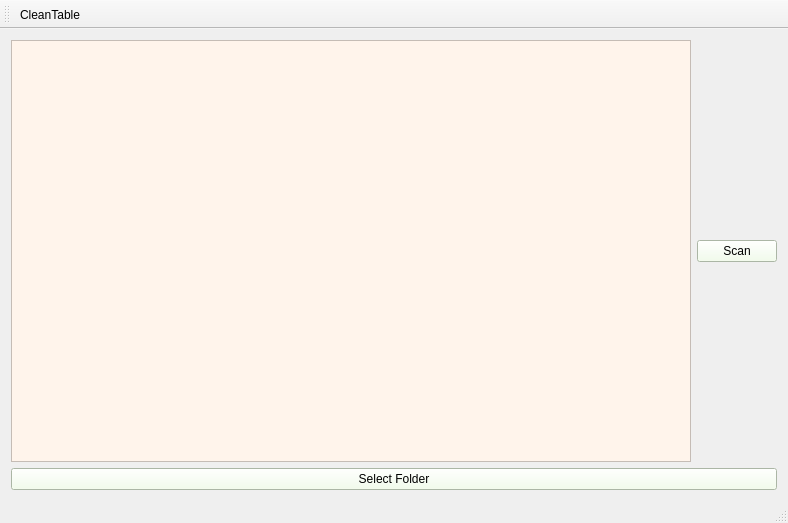
This is FileSizeScanner/FileSizeScanner.ui in Rituraj073/FileSizeScanner as Qt 5 draws it before an edit. The edited form follows.
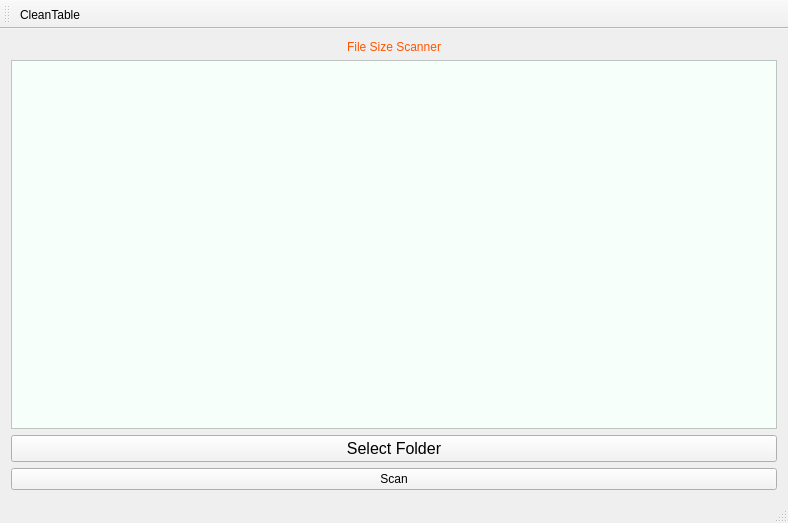
This is the edited form. Icons and pictures are not drawn.

Commit message: Some color chage in UI

Patch:
```diff
--- a/FileSizeScanner/FileSizeScanner.ui
+++ b/FileSizeScanner/FileSizeScanner.ui
@@ -13,44 +13,87 @@
   <property name="windowTitle">
    <string>FileSizeScanner</string>
   </property>
+  <property name="styleSheet">
+   <string notr="true"/>
+  </property>
   <widget class="QWidget" name="centralWidget">
    <layout class="QGridLayout" name="gridLayout_2">
     <item row="0" column="0">
      <layout class="QGridLayout" name="gridLayout">
-      <item row="0" column="2">
-       <widget class="QPushButton" name="ScanBtn">
-        <property name="cursor">
-         <cursorShape>PointingHandCursor</cursorShape>
-        </property>
-        <property name="styleSheet">
-         <string notr="true">font: 12pt &quot;Segoe UI&quot;;
-background-color: rgb(240, 255, 231);</string>
-        </property>
-        <property name="text">
-         <string>Scan</string>
-        </property>
-       </widget>
-      </item>
-      <item row="0" column="0">
+      <item row="1" column="0">
        <widget class="QTableWidget" name="tableWidget">
         <property name="styleSheet">
-         <string notr="true">background-color: rgb(255, 244, 235);</string>
+         <string notr="true">background-color: rgb(246, 255, 250);</string>
+        </property>
+       </widget>
+      </item>
+      <item row="0" column="0">
+       <widget class="QLabel" name="label">
+        <property name="styleSheet">
+         <string notr="true">font: 900 15pt &quot;Segoe UI&quot;;
+color: rgb(255, 85, 0);</string>
+        </property>
+        <property name="text">
+         <string>File Size Scanner</string>
+        </property>
+        <property name="textFormat">
+         <enum>Qt::TextFormat::AutoText</enum>
+        </property>
+        <property name="alignment">
+         <set>Qt::AlignmentFlag::AlignCenter</set>
         </property>
        </widget>
       </item>
      </layout>
     </item>
-    <item row="1" column="0">
+    <item row="4" column="0">
      <widget class="QPushButton" name="selectFolder">
+      <property name="font">
+       <font>
+        <family>Segoe UI</family>
+        <pointsize>12</pointsize>
+        <italic>false</italic>
+        <fontweight>Black</fontweight>
+       </font>
+      </property>
       <property name="cursor">
        <cursorShape>PointingHandCursor</cursorShape>
       </property>
+      <property name="autoFillBackground">
+       <bool>false</bool>
+      </property>
       <property name="styleSheet">
-       <string notr="true">font: 350 11pt &quot;Segoe UI&quot;;
-background-color: rgb(240, 255, 231);</string>
+       <string notr="true">font: 900 12pt &quot;Segoe UI&quot;;
+background-color: rgb(243, 243, 243);</string>
       </property>
       <property name="text">
        <string>Select Folder</string>
+      </property>
+      <property name="iconSize">
+       <size>
+        <width>16</width>
+        <height>16</height>
+       </size>
+      </property>
+     </widget>
+    </item>
+    <item row="5" column="0">
+     <widget class="QPushButton" name="ScanBtn">
+      <property name="cursor">
+       <cursorShape>PointingHandCursor</cursorShape>
+      </property>
+      <property name="styleSheet">
+       <string notr="true">font: 900 12pt &quot;Segoe UI&quot;;
+background-color: rgb(243, 243, 243);</string>
+      </property>
+      <property name="text">
+       <string>Scan</string>
+      </property>
+      <property name="iconSize">
+       <size>
+        <width>16</width>
+        <height>16</height>
+       </size>
       </property>
      </widget>
     </item>
```
